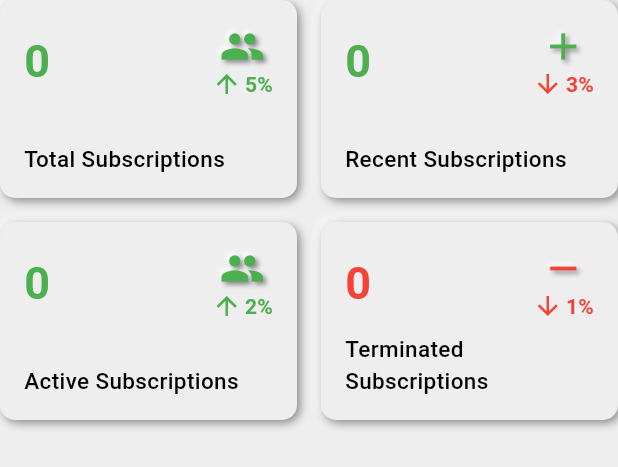
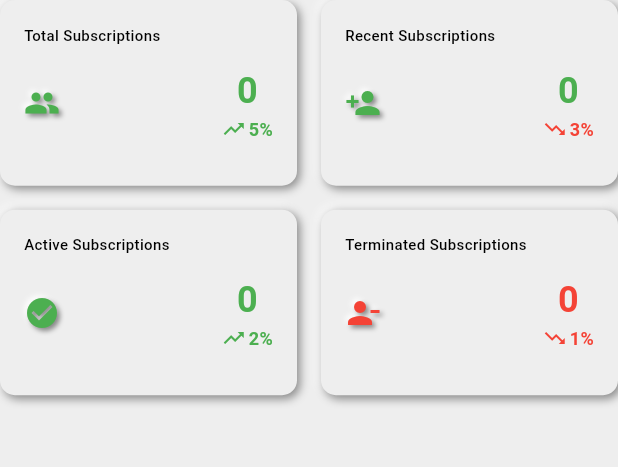
Before and after one commit to tim-anzigale/radius_db_ui, a Flutter app: the UserStatsCardGridView widget shown alone on an empty page, opened directly with empty values, on a phone screen of 412 x 824 dp. Shown: the top 467 px of the screen. Run offline on Flutter 3.47's test engine with Material 3 defaults, Android fonts, the phone set to English and light mode, and no system bars; our stand-ins replace fl_chart, flutter_neumorphic_plus; accounts and stored records are empty.

Commit message:
Updated cards to be responsive

```diff
--- a/lib/Pages/subscriptions_page.dart
+++ b/lib/Pages/subscriptions_page.dart
@@ -1,6 +1,6 @@
 import 'package:flutter/material.dart';
-import '../user_data.dart'; // Import your user data class
-import '../components/user_stats.dart'; // Import the stats view
+import '../user_data.dart';
+import '../components/user_stats.dart';
 import '../components/subscription_view.dart';
 import '../navigation_drawer.dart';
 import '../components/header.dart';
@@ -13,24 +13,28 @@ class SubscriptionsPage extends StatelessWidget {
   @override
   Widget build(BuildContext context) {
     return Scaffold(
-      drawer: const SideMenu(), // Assuming NavigationDrawer is the correct widget
+      drawer: const SideMenu(),
       appBar: AppBar(
         title: const Text('Subscriptions'),
       ),
-      // Wrap the body with SingleChildScrollView for scrollability
       body: SingleChildScrollView(
         padding: const EdgeInsets.all(16.0),
         child: Column(
           children: [
             const CustomHeader(),
-            // UserStats widget
             UserStats(userDataList: userDataList),
+            const SizedBox(height: 16),
+            _buildSubscriptionsContainer(),
+          ],
+        ),
+      ),
+    );
+  }
 
-            // Add spacing between UserStats and SubscriptionsView
-            SizedBox(height: 16), // Adjust the height to your preference
-
-            // All subscriptions view with its own container and styling
-            Container(
+  Widget _buildSubscriptionsContainer() {
+    // This container provides the visual styling for the subscriptions view.
+    // Adjusted to ensure proper scrolling behavior if needed.
+    return Container(
       decoration: BoxDecoration(
         color: Colors.grey[200],
         borderRadius: BorderRadius.circular(15),
@@ -49,11 +53,8 @@ class SubscriptionsPage extends StatelessWidget {
           ),
         ],
       ),
+
       child: const SubscriptionsView(),
-            ),
-          ],
-        ),
-      ),
     );
   }
 }
--- a/lib/components/subscription_view.dart
+++ b/lib/components/subscription_view.dart
@@ -1,5 +1,4 @@
 import 'package:flutter/material.dart';
-import 'package:radius_db_ui/header.dart';
 import '../data/data_service.dart';
 import '../user_data.dart';
 
--- a/lib/components/user_stats.dart
+++ b/lib/components/user_stats.dart
@@ -1,4 +1,5 @@
 import 'package:flutter/material.dart';
+import 'package:radius_db_ui/components/user_stats_gridview.dart';
 import '../user_data.dart';
 import '../data/data_service.dart';
 import 'package:flutter_neumorphic_plus/flutter_neumorphic.dart';
@@ -43,77 +44,6 @@ class _UserStatsState extends State<UserStats> {
   }
 }
 
-class UserStatsCardGridView extends StatelessWidget {
-  const UserStatsCardGridView({super.key, required this.userDataList});
-
-  final List<UserData> userDataList;
-
-  @override
-  Widget build(BuildContext context) {
-    final double screenWidth = MediaQuery.of(context).size.width;
-    final int crossAxisCount = screenWidth < 650 ? 2 : (screenWidth < 800 ? 3 : 4);
-    final double childAspectRatio = screenWidth < 650 ? 1.5 : 1.2;
-
-    final totalSubscriptions = userDataList.length;
-    final recentSubscriptions = userDataList.where((user) {
-      final currentDate = DateTime.now();
-      return currentDate.difference(user.createdAt).inDays <= 30;
-    }).length;
-    final activeSubscriptions = userDataList.where((user) => !user.isTerminated).length;
-    final terminatedSubscriptions = userDataList.where((user) => user.isTerminated).length;
-
-    return GridView.builder(
-      physics: const NeverScrollableScrollPhysics(),
-      shrinkWrap: true,
-      itemCount: 4,
-      gridDelegate: SliverGridDelegateWithFixedCrossAxisCount(
-        crossAxisCount: crossAxisCount,
-        crossAxisSpacing: 16.0,
-        mainAxisSpacing: 16.0,
-        childAspectRatio: childAspectRatio,
-      ),
-      itemBuilder: (context, index) {
-        switch (index) {
-          case 0:
-            return UserStatsCard(
-              icon: Icons.people,
-              title: 'Total Subscriptions',
-              value: totalSubscriptions.toString(),
-              color: Colors.green,
-              trend: 5, // Positive trend
-            );
-          case 1:
-            return UserStatsCard(
-              icon: Icons.add,
-              title: 'Recent Subscriptions',
-              value: recentSubscriptions.toString(),
-              color: Colors.green,
-              trend: -3, // Negative trend
-            );
-          case 2:
-            return UserStatsCard(
-              icon: Icons.people,
-              title: 'Active Subscriptions',
-              value: activeSubscriptions.toString(),
-              color: Colors.green,
-              trend: 2, // Positive trend
-            );
-          case 3:
-            return UserStatsCard(
-              icon: Icons.remove,
-              title: 'Terminated Subscriptions',
-              value: terminatedSubscriptions.toString(),
-              color: Colors.red,
-              trend: -1, // Negative trend
-            );
-          default:
-            return Container(); // This should not happen
-        }
-      },
-    );
-  }
-}
-
 class UserStatsCard extends StatelessWidget {
   const UserStatsCard({
     super.key,
@@ -132,11 +62,18 @@ class UserStatsCard extends StatelessWidget {
 
   @override
   Widget build(BuildContext context) {
+    // Responsive size adjustments
+    double iconSize = MediaQuery.of(context).size.width < 600 ? 24 : 30;
+    double valueFontSize = MediaQuery.of(context).size.width < 600 ? 24 : 30;
+    double titleFontSize = MediaQuery.of(context).size.width < 600 ? 10 : 12;
+    double arrowSize = MediaQuery.of(context).size.width < 600 ? 16 : 20;
+    double percentageFontSize = MediaQuery.of(context).size.width < 600 ? 12 : 14;
+
     return Neumorphic(
       style: NeumorphicStyle(
-        color: Colors.grey[200], // Base color for the card
-        depth: 4, // Adjust the depth as desired
-        intensity: 0.8, // Adjust the intensity as desired
+        color: Colors.grey[200],
+        depth: 4,
+        intensity: 0.8,
         boxShape: NeumorphicBoxShape.roundRect(BorderRadius.circular(10)),
       ),
       padding: const EdgeInsets.all(16.0),
@@ -144,42 +81,44 @@ class UserStatsCard extends StatelessWidget {
         crossAxisAlignment: CrossAxisAlignment.start,
         mainAxisAlignment: MainAxisAlignment.spaceBetween,
         children: [
-          Row(
-            mainAxisAlignment: MainAxisAlignment.spaceBetween,
-            children: [
           Text(
-                value,
+            title,
             style: TextStyle(
-                  fontSize: 30,
-                  fontWeight: FontWeight.bold,
-                  color: color, // Only value colored
+              fontSize: titleFontSize,
+              fontWeight: FontWeight.w500,
+              color: Theme.of(context).textTheme.bodyMedium?.color,
             ),
           ),
-              Column(
+          Expanded(
+            child: Row(
+              mainAxisAlignment: MainAxisAlignment.spaceBetween,
               children: [
                 NeumorphicIcon(
                   icon,
-                    size: 30,
+                  size: iconSize,
                   style: NeumorphicStyle(
-                      color: color, // Only icon colored
+                    color: color,
                     depth: 4,
                     intensity: 0.8,
                     shape: NeumorphicShape.convex,
                     boxShape: const NeumorphicBoxShape.circle(),
                   ),
                 ),
-                  _buildTrendArrow(trend),
+                Column(
+                  mainAxisAlignment: MainAxisAlignment.center,
+                  children: [
+                    Text(
+                      value,
+                      style: TextStyle(
+                        fontSize: valueFontSize,
+                        fontWeight: FontWeight.bold,
+                        color: color,
+                      ),
+                    ),
+                    _buildTrendArrow(trend, arrowSize, percentageFontSize),
                   ],
                 ),
               ],
-          ),
-          const SizedBox(height: 8),
-          Text(
-            title,
-            style: TextStyle(
-              fontSize: 15,
-              fontWeight: FontWeight.w500,
-              color: Theme.of(context).textTheme.bodyMedium?.color,
             ),
           ),
         ],
@@ -187,27 +126,28 @@ class UserStatsCard extends StatelessWidget {
     );
   }
 
-  // Helper function to build trend arrows
-  Widget _buildTrendArrow(int trend) {
+  // Helper function to build trend arrows with dynamic sizing
+  Widget _buildTrendArrow(int trend, double arrowSize, double percentageFontSize) {
     if (trend == 0) {
-      return const SizedBox.shrink(); // No trend change
+      return const SizedBox.shrink();
     }
 
-    final IconData arrowIcon = trend > 0 ? Icons.arrow_upward : Icons.arrow_downward;
+    final IconData arrowIcon = trend > 0 ? Icons.trending_up : Icons.trending_down;
     final Color arrowColor = trend > 0 ? Colors.green : Colors.red;
 
     return Row(
+      mainAxisSize: MainAxisSize.min,
       children: [
         Icon(
           arrowIcon,
-          size: 20,
+          size: arrowSize,
           color: arrowColor,
         ),
         const SizedBox(width: 2),
         Text(
           '${trend.abs()}%',
           style: TextStyle(
-            fontSize: 14,
+            fontSize: percentageFontSize,
             color: arrowColor,
             fontWeight: FontWeight.bold,
           ),
--- /dev/null
+++ b/lib/components/user_stats_gridview.dart
@@ -0,0 +1,85 @@
+import 'package:flutter/material.dart';
+import '../user_data.dart';
+import '../components/user_stats.dart';
+
+class UserStatsCardGridView extends StatelessWidget {
+  const UserStatsCardGridView({super.key, required this.userDataList});
+
+  final List<UserData> userDataList;
+
+  @override
+  Widget build(BuildContext context) {
+    final double screenWidth = MediaQuery.of(context).size.width;
+    final int crossAxisCount = screenWidth >= 600 ? 4 : 2;
+    double childAspectRatio ;
+
+
+    // Determine the child aspect ratio based on screen width
+
+    if (screenWidth >= 1200) {
+      childAspectRatio = 2.6; // Larger screens (e.g., tablets, laptops)
+    } else if (screenWidth >= 800) {
+      childAspectRatio = 1.5; // Medium screens (e.g., large tablets)
+    } else {
+      childAspectRatio = 1.6; // Mobile screens
+    }
+
+    final totalSubscriptions = userDataList.length;
+    final recentSubscriptions = userDataList.where((user) {
+      final currentDate = DateTime.now();
+      return currentDate.difference(user.createdAt).inDays <= 30;
+    }).length;
+    final activeSubscriptions = userDataList.where((user) => !user.isTerminated).length;
+    final terminatedSubscriptions = userDataList.where((user) => user.isTerminated).length;
+
+    return GridView.builder(
+      physics: const NeverScrollableScrollPhysics(),
+      shrinkWrap: true,
+      itemCount: 4,
+      gridDelegate: SliverGridDelegateWithFixedCrossAxisCount(
+        crossAxisCount: crossAxisCount,
+        crossAxisSpacing: 16.0,
+        mainAxisSpacing: 16.0,
+        childAspectRatio: childAspectRatio,
+      ),
+      itemBuilder: (context, index) {
+        switch (index) {
+          case 0:
+            return UserStatsCard(
+              icon: Icons.people,
+              title: 'Total Subscriptions',
+              value: totalSubscriptions.toString(),
+              color: Colors.green,
+              trend: 5,  // Positive trend
+            );
+          case 1:
+            return UserStatsCard(
+              icon: Icons.person_add,
+              title: 'Recent Subscriptions',
+              value: recentSubscriptions.toString(),
+              color: Colors.green,
+              trend: -3, // Negative trend
+            );
+          case 2:
+            return UserStatsCard(
+              icon: Icons.check_circle,
+              title: 'Active Subscriptions',
+              value: activeSubscriptions.toString(),
+              color: Colors.green,
+              trend: 2, // Positive trend
+            );
+          case 3:
+            return UserStatsCard(
+              icon: Icons.person_remove,
+              title: 'Terminated Subscriptions',
+              value: terminatedSubscriptions.toString(),
+              color: Colors.red,
+              trend: -1, // Negative trend
+            );
+          default:
+            return Container(); // This should not happen
+        }
+      },
+    );
+  }
+}
```
Lines whose indentation alone changed are shown as unchanged.
